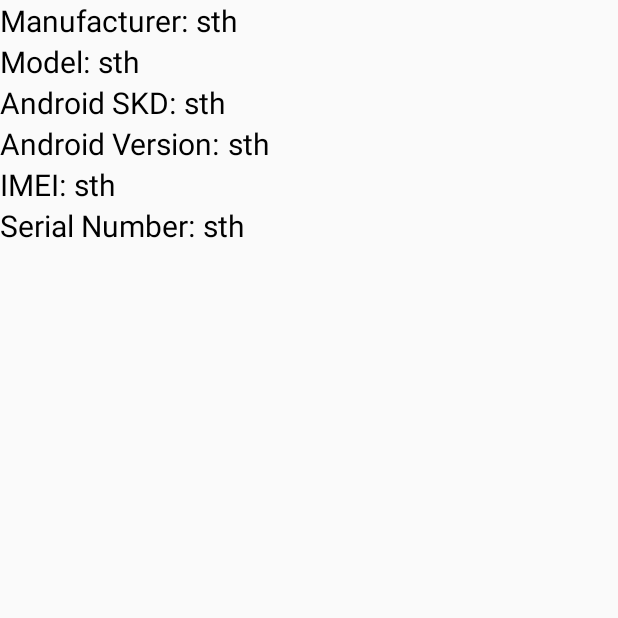
After one commit to SamsonChoo/mqtt-android-thingsboard-secure, an Android app: the fragment Tab1 shown on its own in the app's theme, on a phone screen of 412 x 824 dp, the top half of it. The commit adds this screen. Run offline under Robolectric (Android 15) with nearby library versions, the phone set to English and light mode, and no system bars.

```diff
--- a/app/build.gradle
+++ b/app/build.gradle
@@ -28,10 +28,12 @@ dependencies {
     // implementation fileTree(include: ['*.jar'], dir: 'libs')
     implementation 'com.android.support:appcompat-v7:27.1.1'
     implementation 'com.android.support.constraint:constraint-layout:1.1.0'
+    implementation 'com.android.support:design:27.1.1'
     testImplementation 'junit:junit:4.12'
     androidTestImplementation 'com.android.support.test:runner:1.0.2'
     androidTestImplementation 'com.android.support.test.espresso:espresso-core:3.0.2'
     implementation 'org.eclipse.paho:org.eclipse.paho.client.mqttv3:1.1.0'
     implementation 'org.eclipse.paho:org.eclipse.paho.android.service:1.1.1'
     implementation 'com.jakewharton.timber:timber:4.1.2'
+    implementation 'com.android.support:design:27.1.1'
 }
--- a/app/src/main/java/com/example/chooh/myapplication/Main.java
+++ b/app/src/main/java/com/example/chooh/myapplication/Main.java
@@ -24,7 +24,6 @@ public class Main extends AppCompatActivity implements View.OnClickListener{
     private SensorManager manager;
     private sensorAdapter adapoer;
     private String configName;
-    private String uri;
 
     @Override
     protected void onCreate(Bundle savedInstanceState) {
@@ -33,7 +32,6 @@ public class Main extends AppCompatActivity implements View.OnClickListener{
 
         Bundle extras=getIntent().getExtras();
         configName=extras.getString("configName");
-        uri=extras.getString("uri");
 
         manager=(SensorManager)getSystemService(Context.SENSOR_SERVICE);
         List<Sensor> sensorList=manager.getSensorList(Sensor.TYPE_ALL);
@@ -84,7 +82,6 @@ public class Main extends AppCompatActivity implements View.OnClickListener{
         Intent intent=new Intent(this, Info.class);
         intent.putExtra("select",ia);
         intent.putExtra("configName",configName);
-        intent.putExtra("uri",uri);
         startActivity(intent);
     }
 }
--- /dev/null
+++ b/app/src/main/java/com/example/chooh/myapplication/Tab1.java
@@ -0,0 +1,56 @@
+package com.example.chooh.myapplication;
+
+import android.Manifest;
+import android.content.Context;
+import android.content.pm.PackageManager;
+import android.os.Build;
+import android.os.Bundle;
+import android.support.v4.app.Fragment;
+import android.telephony.TelephonyManager;
+import android.view.LayoutInflater;
+import android.view.View;
+import android.view.ViewGroup;
+import android.widget.TextView;
+
+public class Tab1 extends Fragment{
+    private TelephonyManager manager;
+
+    public Tab1(){}
+
+    @Override
+    public void onCreate(Bundle savedInstanceState){
+        super.onCreate(savedInstanceState);
+    }
+    @Override
+    public View onCreateView(LayoutInflater inflater, ViewGroup container,
+                             Bundle savedInstanceState){
+        View view=inflater.inflate(R.layout.phone_info,container,false);
+
+        String id="";
+        TelephonyManager manager=(TelephonyManager)getContext().getSystemService(Context.TELEPHONY_SERVICE);
+        if(getContext().checkSelfPermission(Manifest.permission.READ_PHONE_STATE)
+                == PackageManager.PERMISSION_GRANTED){
+            id=manager.getDeviceId();
+        }
+
+        TextView manufacturer=(TextView)view.findViewById(R.id.manufacturer);
+        TextView model=(TextView)view.findViewById(R.id.model);
+        TextView sdk=(TextView)view.findViewById(R.id.sdk);
+        TextView version=(TextView)view.findViewById(R.id.version);
+        TextView imei=(TextView)view.findViewById(R.id.imei);
+        TextView serial=(TextView)view.findViewById(R.id.serial);
+
+        String manufacturerString= Build.MANUFACTURER;
+        String modelString=Build.MODEL;
+        String serialString=Build.SERIAL;
+
+//        manufacturer.setText("sth");
+//        model.setText(modelString);
+//        sdk.setText(Build.VERSION.SDK_INT);
+//        version.setText(Build.VERSION.RELEASE);
+//        imei.setText(id);
+//        serial.setText(serialString);
+
+        return view;
+    }
+}
--- /dev/null
+++ b/app/src/main/res/layout/phone_info.xml
@@ -0,0 +1,127 @@
+<?xml version="1.0" encoding="utf-8"?>
+<LinearLayout
+    xmlns:android="http://schemas.android.com/apk/res/android" android:layout_width="match_parent"
+    android:layout_height="match_parent"
+    android:orientation="vertical">
+
+    <LinearLayout
+        android:layout_width="match_parent"
+        android:layout_height="wrap_content"
+        android:orientation="horizontal">
+        <TextView
+            android:layout_width="wrap_content"
+            android:layout_height="wrap_content"
+            android:text="@string/manufacturer"
+            android:textSize="20sp"
+            android:textColor="@color/black"/>
+        <TextView
+            android:id="@+id/manufacturer"
+            android:layout_width="wrap_content"
+            android:layout_height="wrap_content"
+            android:text="sth"
+            android:textSize="20sp"
+            android:textColor="@color/black"
+            android:layout_marginLeft="5dp"/>
+    </LinearLayout>
+
+    <LinearLayout
+        android:layout_width="match_parent"
+        android:layout_height="wrap_content"
+        android:orientation="horizontal">
+        <TextView
+            android:layout_width="wrap_content"
+            android:layout_height="wrap_content"
+            android:text="@string/model"
+            android:textSize="20sp"
+            android:textColor="@color/black"/>
+        <TextView
+            android:id="@+id/model"
+            android:layout_width="wrap_content"
+            android:layout_height="wrap_content"
+            android:text="sth"
+            android:textSize="20sp"
+            android:textColor="@color/black"
+            android:layout_marginLeft="5dp"/>
+    </LinearLayout>
+
+    <LinearLayout
+        android:layout_width="match_parent"
+        android:layout_height="wrap_content"
+        android:orientation="horizontal">
+        <TextView
+            android:layout_width="wrap_content"
+            android:layout_height="wrap_content"
+            android:text="@string/sdk"
+            android:textSize="20sp"
+            android:textColor="@color/black"/>
+        <TextView
+            android:id="@+id/sdk"
+            android:layout_width="wrap_content"
+            android:layout_height="wrap_content"
+            android:text="sth"
+            android:textSize="20sp"
+            android:textColor="@color/black"
+            android:layout_marginLeft="5dp"/>
+    </LinearLayout>
+
+    <LinearLayout
+        android:layout_width="match_parent"
+        android:layout_height="wrap_content"
+        android:orientation="horizontal">
+        <TextView
+            android:layout_width="wrap_content"
+            android:layout_height="wrap_content"
+            android:text="@string/version"
+            android:textSize="20sp"
+            android:textColor="@color/black"/>
+        <TextView
+            android:id="@+id/version"
+            android:layout_width="wrap_content"
+            android:layout_height="wrap_content"
+            android:text="sth"
+            android:textSize="20sp"
+            android:textColor="@color/black"
+            android:layout_marginLeft="5dp"/>
+    </LinearLayout>
+
+    <LinearLayout
+        android:layout_width="match_parent"
+        android:layout_height="wrap_content"
+        android:orientation="horizontal">
+        <TextView
+            android:layout_width="wrap_content"
+            android:layout_height="wrap_content"
+            android:text="@string/imei"
+            android:textSize="20sp"
+            android:textColor="@color/black"/>
+        <TextView
+            android:id="@+id/imei"
+            android:layout_width="wrap_content"
+            android:layout_height="wrap_content"
+            android:text="sth"
+            android:textSize="20sp"
+            android:textColor="@color/black"
+            android:layout_marginLeft="5dp"/>
+    </LinearLayout>
+
+    <LinearLayout
+        android:layout_width="match_parent"
+        android:layout_height="wrap_content"
+        android:orientation="horizontal">
+        <TextView
+            android:layout_width="wrap_content"
+            android:layout_height="wrap_content"
+            android:text="@string/serial"
+            android:textSize="20sp"
+            android:textColor="@color/black"/>
+        <TextView
+            android:id="@+id/serial"
+            android:layout_width="wrap_content"
+            android:layout_height="wrap_content"
+            android:text="sth"
+            android:textSize="20sp"
+            android:textColor="@color/black"
+            android:layout_marginLeft="5dp"/>
+    </LinearLayout>
+
+</LinearLayout>
--- /dev/null
+++ b/app/src/main/res/values-w820dp/dimens.xml
@@ -0,0 +1,6 @@
+<resources>
+    <!-- Example customization of dimensions originally defined in res/values/dimens.xml
+         (such as screen margins) for screens with more than 820dp of available width. This
+         would include 7" and 10" devices in landscape (~960dp and ~1280dp respectively). -->
+    <dimen name="activity_horizontal_margin">64dp</dimen>
+</resources>
--- a/app/src/main/res/values/strings.xml
+++ b/app/src/main/res/values/strings.xml
@@ -19,4 +19,13 @@
     <string name="cancel">Cancel</string>
     <string name="delete">Delete</string>
     <string name="select">Select</string>
+    <string name="title_activity_main_info">MainInfo</string>
+    <string name="action_settings">Settings</string>
+    <string name="section_format">Hello World from section: %1$d</string>
+    <string name="manufacturer">Manufacturer:</string>
+    <string name="model">Model:</string>
+    <string name="sdk">Android SKD:</string>
+    <string name="version">Android Version:</string>
+    <string name="imei">IMEI:</string>
+    <string name="serial">Serial Number:</string>
 </resources>
--- a/app/src/main/res/values/styles.xml
+++ b/app/src/main/res/values/styles.xml
@@ -8,4 +8,25 @@
         <item name="colorAccent">@color/colorAccent</item>
     </style>
 
+    <style name="AppTheme.NoActionBar">
+        <item name="windowActionBar">false</item>
+        <item name="windowNoTitle">true</item>
+    </style>
+
+    <style name="AppTheme.AppBarOverlay" parent="ThemeOverlay.AppCompat.Dark.ActionBar" />
+
+    <style name="AppTheme.PopupOverlay" parent="ThemeOverlay.AppCompat.Light" />
+
+    <style name="MyMaterialTheme" parent="MyMaterialTheme.Base">
+
+    </style>
+
+    <style name="MyMaterialTheme.Base" parent="Theme.AppCompat.Light.DarkActionBar">
+        <item name="windowNoTitle">true</item>
+        <item name="windowActionBar">false</item>
+        <item name="colorPrimary">@color/colorPrimary</item>
+        <item name="colorPrimaryDark">@color/colorPrimaryDark</item>
+        <item name="colorAccent">@color/colorAccent</item>
+    </style>
+
 </resources>
```
Also changed, not shown: app/src/main/AndroidManifest.xml (+7 -4 lines), app/src/main/java/com/example/chooh/myapplication/Configuration.java (+15 -1 lines), app/src/main/java/com/example/chooh/myapplication/Info.java (+9 -9 lines), app/src/main/java/com/example/chooh/myapplication/MainInfo.java (added, +136 -0 lines), app/src/main/res/layout/activity_main_info.xml (added, +44 -0 lines), app/src/main/res/layout/fragment_main_info.xml (added, +22 -0 lines), app/src/main/res/menu/menu_main_info.xml (added, +10 -0 lines), app/src/main/res/values/dimens.xml (added, +7 -0 lines).
